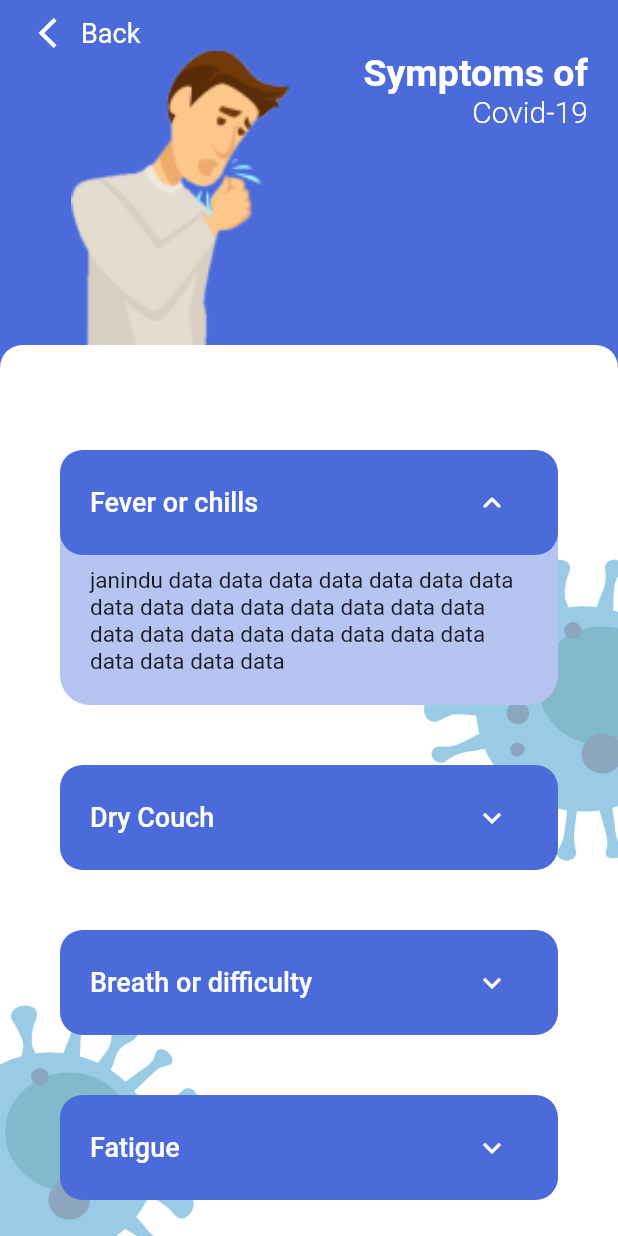
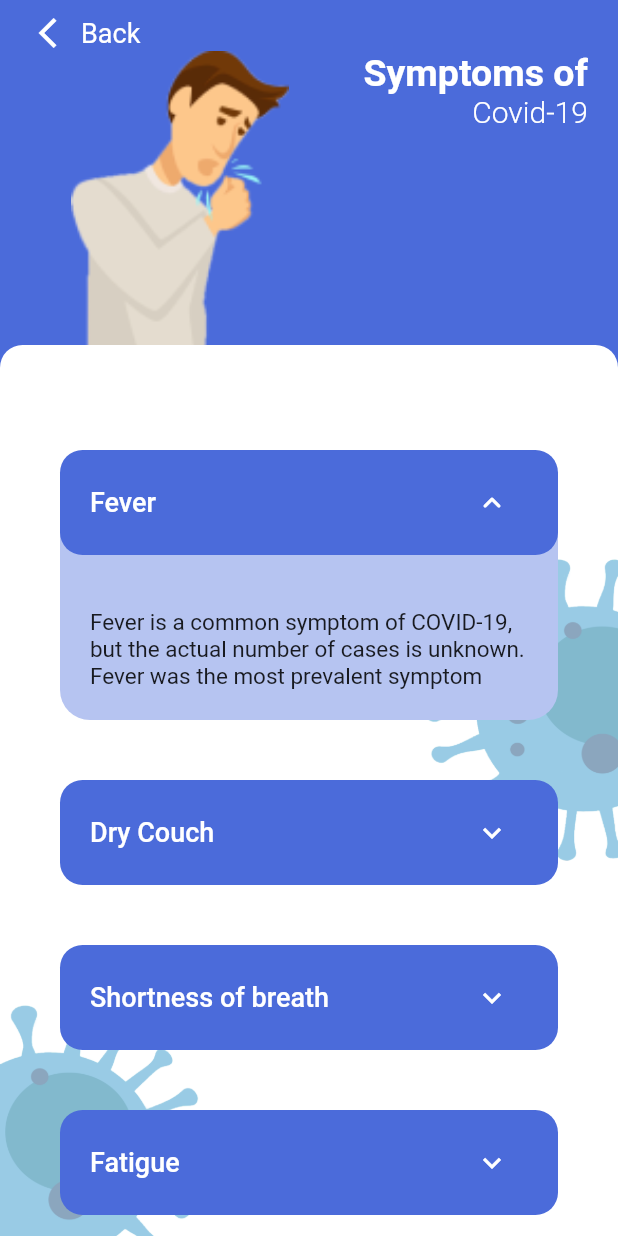
Before and after one commit to Tezeract3/coronavirusdemo, a Flutter app: the SymptomsScreen screen opened by its route, after a tap on the "keyboard arrow down" icon, on a phone screen of 412 x 824 dp. Run offline on Flutter 3.47's test engine with Material 2 defaults, Android fonts, the phone set to English and light mode, and no system bars; our stand-ins replace fl_chart; network calls fail.

Commit message:
fix small bug and add data

```diff
--- a/lib/screens/howToPreventScreen.dart
+++ b/lib/screens/howToPreventScreen.dart
@@ -20,16 +20,6 @@ List<Map<String, String>> dataList = [
     "title": "Stay home if you feel unwell",
     "data":
         "if you have minor symptoms such as cough, headache, mild fever, until you recover. Call your health care provider. Have someone bring you supplies."
-  },
-  {
-    "title": "Heigh Fever",
-    "data":
-        "janindu data data data data data data data data data data data data data data data data data data data data data data data data data data data "
-  },
-  {
-    "title": "Heigh Fever",
-    "data":
-        "janindu data data data data data data data data data data data data data data data data data data data data data data data data data data data "
   },
 ];
 
--- a/lib/screens/symptomsScreen.dart
+++ b/lib/screens/symptomsScreen.dart
@@ -6,29 +6,30 @@ import 'package:flutter/material.dart';
 
 List<Map<String, String>> dataList = [
   {
-    "symptom": "Fever or chills",
+    "symptom": "Fever",
     "data":
-        "janindu data data data data data data data data data data data data data data data data data data data data data data data data data data data "
+        "Fever is a common symptom of COVID-19, but the actual number of cases is unknown. Fever was the most prevalent symptom"
   },
   {
     "symptom": "Dry Couch",
     "data":
-        "janindu data data data data data data data data data data data data data data data data data data data data data data data data data data data "
+        "this means coughing a lot for more than an hour, or 3 or more coughing episodes in 24 hours (if you usually have a cough, it may be worse than usual)"
   },
   {
-    "symptom": "Breath or difficulty",
+    "symptom": "Shortness of breath",
     "data":
-        "janindu data data data data data data data data data data data data data data data data data data data data data data data data data data data "
+        "Shortness of breath can make it hard to breathe. It can leave you gasping for air." +
+            "Your chest may feel too tight to inhale or exhale fully. "
   },
   {
     "symptom": "Fatigue",
     "data":
-        "janindu data data data data data data data data data data data data data data data data data data data data data data data data data data data "
+        "Even though fatigue is a less well-known symptom of COVID-19, it’s one of the early signs of the disease and more common than the ‘classic’ symptoms of cough, fever and loss of smell (anosmia)."
   },
   {
     "symptom": "Muscle or body aches",
     "data":
-        "janindu data data data data data data data data data data data data data data data data data data data data data data data data data data data "
+        "COVID-related muscle pains can range from being mild to quite debilitating, especially when they occur alongside fatigue. For some people, this muscle pain stops them from doing day-to-day tasks."
   },
 ];
 
--- a/lib/widget/animationWidget.dart
+++ b/lib/widget/animationWidget.dart
@@ -10,7 +10,7 @@ class AnimationWidget extends StatefulWidget {
       {Key? key,
       required this.title,
       required this.data,
-      this.dataContainerHeight = 170,
+      this.dataContainerHeight = 180,
       this.labelHeight = 70})
       : super(key: key);
 
```
